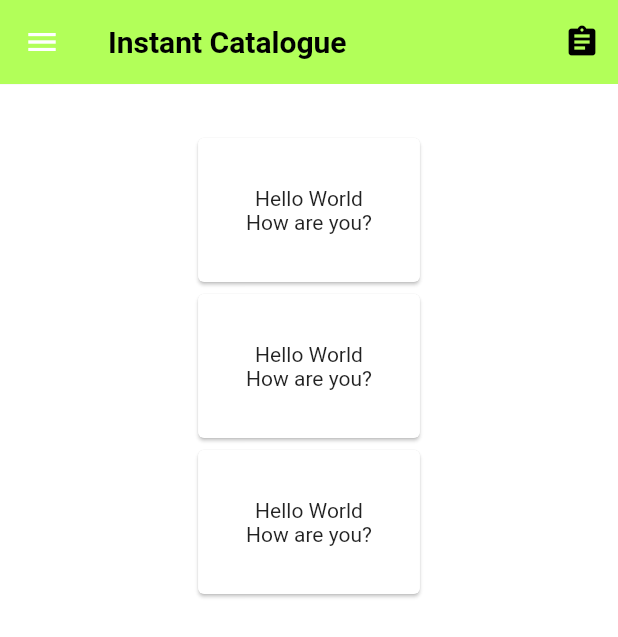
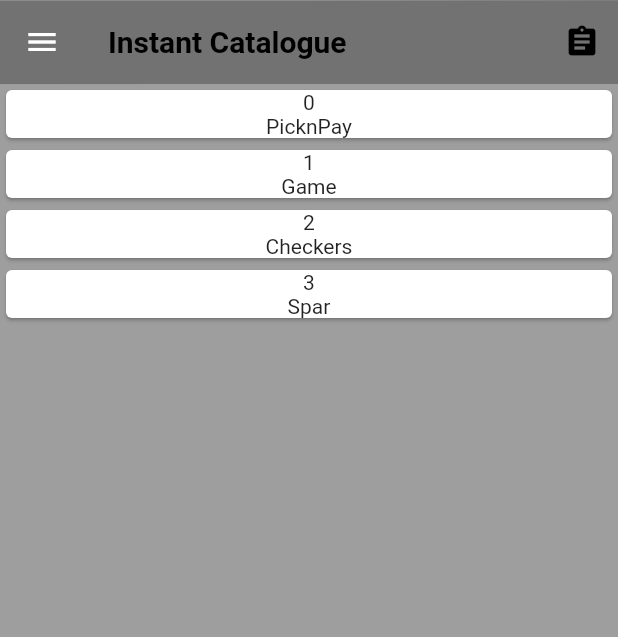
Before and after one commit to Darkmatter89/instantcatalogue, a Flutter app: the screen it shows after launch, on a phone screen of 412 x 824 dp. Shown: the top 637 px of the screen. Run offline on Flutter 3.47's test engine with Material 2 defaults, Android fonts, the phone set to English and light mode, and no system bars.

Commit message:
- Added cards for home screen

```diff
--- a/lib/components/store_listing.dart
+++ b/lib/components/store_listing.dart
@@ -1,54 +1,29 @@
 import 'package:flutter/material.dart';
 
-class StoreListing extends StatefulWidget {
-  @override
-  _StoreListingState createState() => _StoreListingState();
-}
+class StoreListing extends StatelessWidget {
+  final List<String> storesList = [
+    "PicknPay", "Game", "Checkers", "Spar"];
 
-class _StoreListingState extends State<StoreListing> {
   @override
   Widget build(BuildContext context) {
-    return new Container(
-      padding: new EdgeInsets.all(32.0),
-      child: new Center(
-        child: new Column(
-          children: <Widget>[
-            new Card(
-              child: new Container(
-                padding: new EdgeInsets.all(32.0),
-                child: new Column(
-                  children: <Widget>[
-                    new Text('Hello World'),
-                    new Text('How are you?')
-                  ],
-                ),
-              ),
-            ),
-            new Card(
-              child: new Container(
-                padding: new EdgeInsets.all(32.0),
-                child: new Column(
-                  children: <Widget>[
-                    new Text('Hello World'),
-                    new Text('How are you?')
-                  ],
-                ),
-              ),
-            ),
-            new Card(
-              child: new Container(
-                padding: new EdgeInsets.all(32.0),
-                child: new Column(
-                  children: <Widget>[
-                    new Text('Hello World'),
-                    new Text('How are you?'),
-                  ],
-                ),
-              ),
-            )
-          ],
-        ),
+    return Container(
+      child: ListView.builder(
+        itemCount: storesList.length,
+        itemBuilder: (BuildContext context, int index) => buildStoreListCard(context, index)
       ),
     );
   }
+
+  Widget buildStoreListCard(BuildContext context, int index){
+    return new Container(
+        child: Card(
+            child: Column(
+              children: <Widget>[
+                Text(index.toString()),
+                Text(storesList[index]),
+              ],
+            )
+        )
+    );
+  }
 }
--- a/lib/main.dart
+++ b/lib/main.dart
@@ -27,13 +27,15 @@ class _HomePageState extends State<HomePage> {
 
 // HEADER - APPBAR
 //==========================================================================================================
-      backgroundColor: Colors.white,
+      backgroundColor: Colors.grey,
       appBar: new AppBar(
+
         elevation: 0.1,
-        backgroundColor: Colors.lightGreenAccent,
+        backgroundColor: Colors.transparent,
         title: Text("Instant Catalogue",
           style: TextStyle(color: Colors.black,fontWeight: FontWeight.bold),),
         actions: <Widget>[
+
           new IconButton(icon: Icon(Icons.assignment),color: Colors.black, onPressed: (){}),
         ],
       ),
@@ -61,9 +63,7 @@ class _HomePageState extends State<HomePage> {
                   color: const Color(0xff7c94b6),
                   image: new DecorationImage(
                     image: ExactAssetImage('images/appDrawer_image.jpg'),
-                    fit: BoxFit.fill
-
-                )
+                    fit: BoxFit.fill)
               ),
             ),
 
@@ -77,6 +77,7 @@ class _HomePageState extends State<HomePage> {
               ),
             ),
 
+            Divider(),
             InkWell(
               onTap: (){},
               child: ListTile(
--- a/pubspec.yaml
+++ b/pubspec.yaml
@@ -51,6 +51,7 @@ flutter:
     - images/gamelogo.png
     - images/sparlogo.png
     - images/appDrawer_image.jpg
+    - images/burntPaper.jpg
 
   # An image asset can refer to one or more resolution-specific "variants", see
   # https://flutter.io/assets-and-images/#resolution-aware.
```
Also changed, not shown: images/burntPaper.jpg (added).
